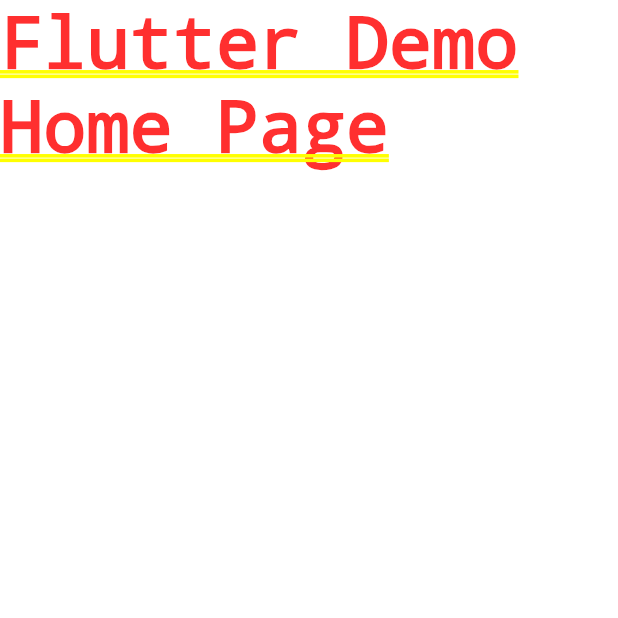
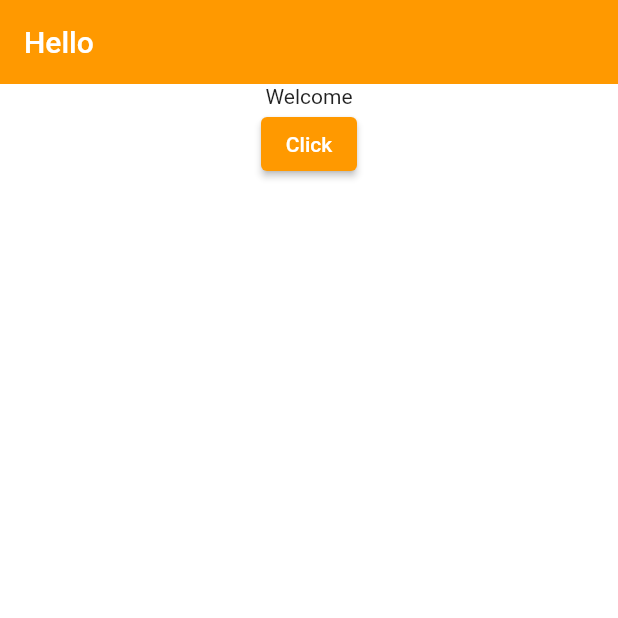
Before and after one commit to rakshith4able/amazon_clone_app, a Flutter app: the screen it shows after launch, on a phone screen of 412 x 824 dp, the top half of it. Run offline on Flutter 3.47's test engine with Material 2 defaults, Android fonts, the phone set to English and light mode, and no system bars.

Commit message:
Customized Theme Data

```diff
--- a/lib/constants/global_variables.dart
+++ b/lib/constants/global_variables.dart
@@ -1,5 +1,3 @@
-import 'package:flutter/cupertino.dart';
-
 import 'package:flutter/material.dart';
 
 class GlobalVariables {
--- a/lib/main.dart
+++ b/lib/main.dart
@@ -1,4 +1,5 @@
 import 'package:flutter/material.dart';
+import 'package:amazon_clone_app/constants/global_variables.dart';
 
 void main() {
   runApp(const MyApp());
@@ -11,9 +12,25 @@ class MyApp extends StatelessWidget {
     return MaterialApp(
       title: 'Amazon Clone',
       theme: ThemeData(
-        primarySwatch: Colors.blue,
+          colorScheme: const ColorScheme.light(
+            primary: GlobalVariables.secondaryColor,
+          ),
+          scaffoldBackgroundColor: GlobalVariables.backgroundColor,
+          appBarTheme: const AppBarTheme(
+            elevation: 0,
+            iconTheme: IconThemeData(color: Colors.black),
+          )),
+      home: Scaffold(
+        appBar: AppBar(title: const Text('Hello')),
+        body: Column(
+          children: [
+            const Center(
+              child: Text("Welcome"),
+            ),
+            ElevatedButton(onPressed: () {}, child: const Text('Click'))
+          ],
+        ),
       ),
-      home: const Text('Flutter Demo Home Page'),
     );
   }
 }
```
